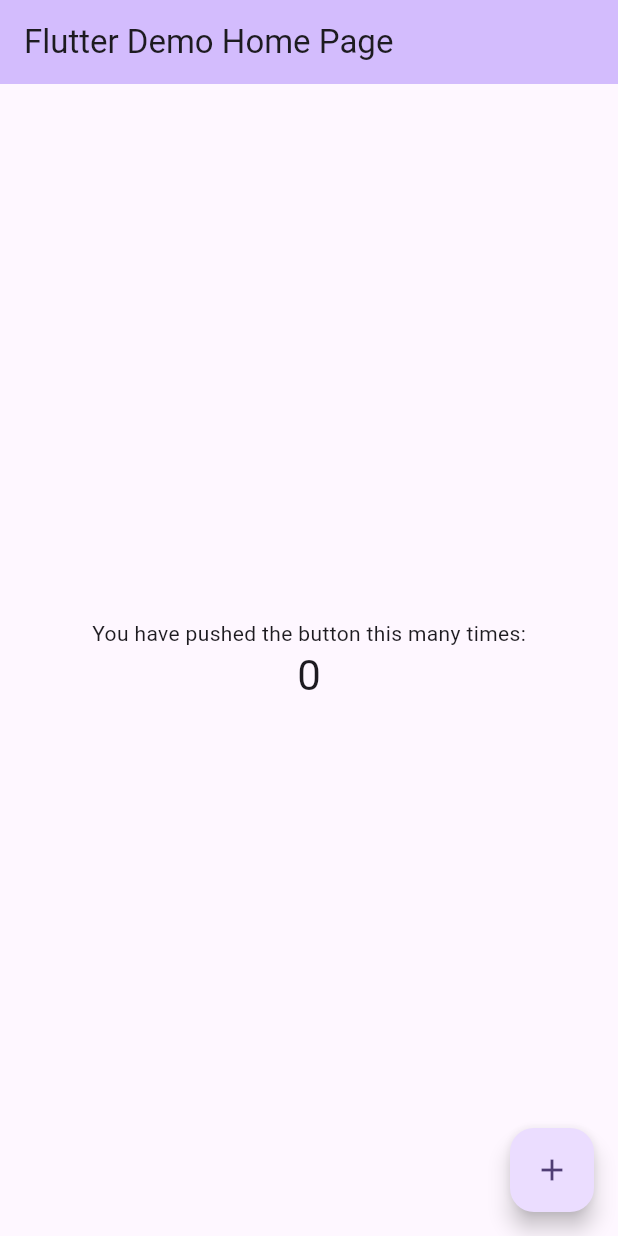
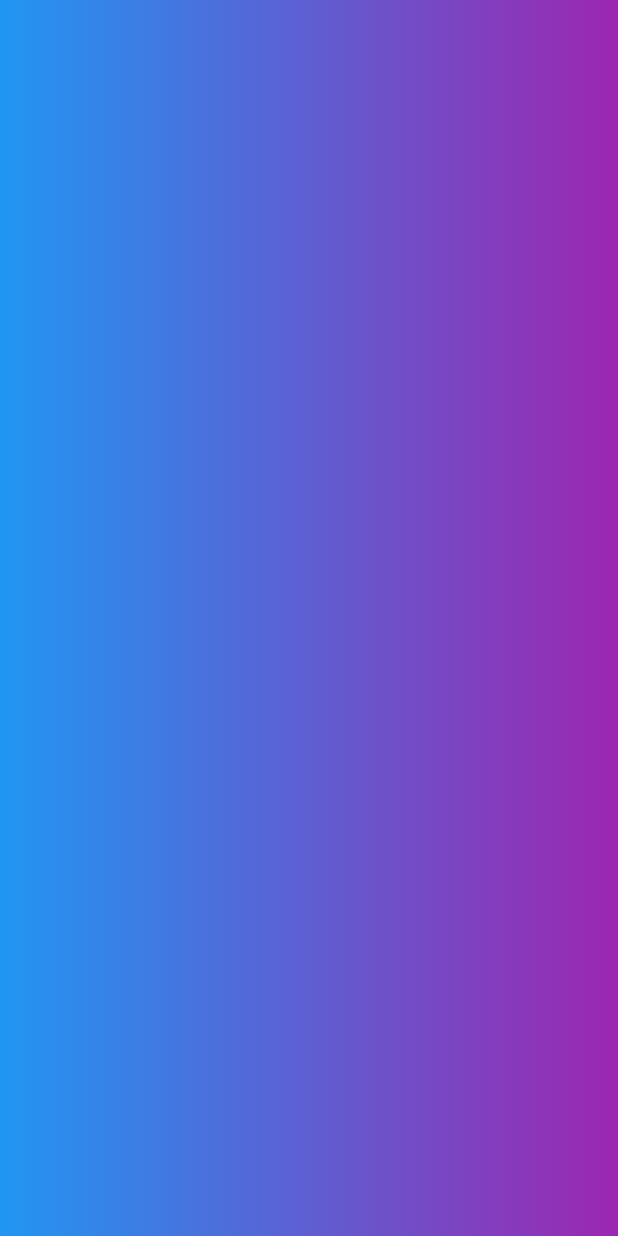
Before and after one commit to chiizka/PicSee-flutter, a Flutter app: the screen it shows after launch, on a phone screen of 412 x 824 dp. Run offline on Flutter 3.47's test engine with Material 2 defaults, Android fonts, the light colour scheme and no system bars.

Commit message:
Splash Screen

```diff
--- a/lib/main.dart
+++ b/lib/main.dart
@@ -1,4 +1,5 @@
 import 'package:flutter/material.dart';
+import 'package:picsee/splash_screen.dart';
 
 void main() {
   runApp(const MyApp());
@@ -10,116 +11,7 @@ class MyApp extends StatelessWidget {
   // This widget is the root of your application.
   @override
   Widget build(BuildContext context) {
-    return MaterialApp(
-      title: 'Flutter Demo',
-      theme: ThemeData(
-        // This is the theme of your application.
-        //
-        // TRY THIS: Try running your application with "flutter run". You'll see
-        // the application has a blue toolbar. Then, without quitting the app,
-        // try changing the seedColor in the colorScheme below to Colors.green
-        // and then invoke "hot reload" (save your changes or press the "hot
-        // reload" button in a Flutter-supported IDE, or press "r" if you used
-        // the command line to start the app).
-        //
-        // Notice that the counter didn't reset back to zero; the application
-        // state is not lost during the reload. To reset the state, use hot
-        // restart instead.
-        //
-        // This works for code too, not just values: Most code changes can be
-        // tested with just a hot reload.
-        colorScheme: ColorScheme.fromSeed(seedColor: Colors.deepPurple),
-        useMaterial3: true,
-      ),
-      home: const MyHomePage(title: 'Flutter Demo Home Page'),
-    );
+    return const MaterialApp(
+        debugShowCheckedModeBanner: false, home: SplashScreen());
   }
 }
-
-class MyHomePage extends StatefulWidget {
-  const MyHomePage({super.key, required this.title});
-
-  // This widget is the home page of your application. It is stateful, meaning
-  // that it has a State object (defined below) that contains fields that affect
-  // how it looks.
-
-  // This class is the configuration for the state. It holds the values (in this
-  // case the title) provided by the parent (in this case the App widget) and
-  // used by the build method of the State. Fields in a Widget subclass are
-  // always marked "final".
-
-  final String title;
-
-  @override
-  State<MyHomePage> createState() => _MyHomePageState();
-}
-
-class _MyHomePageState extends State<MyHomePage> {
-  int _counter = 0;
-
-  void _incrementCounter() {
-    setState(() {
-      // This call to setState tells the Flutter framework that something has
-      // changed in this State, which causes it to rerun the build method below
-      // so that the display can reflect the updated values. If we changed
-      // _counter without calling setState(), then the build method would not be
-      // called again, and so nothing would appear to happen.
-      _counter++;
-    });
-  }
-
-  @override
-  Widget build(BuildContext context) {
-    // This method is rerun every time setState is called, for instance as done
-    // by the _incrementCounter method above.
-    //
-    // The Flutter framework has been optimized to make rerunning build methods
-    // fast, so that you can just rebuild anything that needs updating rather
-    // than having to individually change instances of widgets.
-    return Scaffold(
-      appBar: AppBar(
-        // TRY THIS: Try changing the color here to a specific color (to
-        // Colors.amber, perhaps?) and trigger a hot reload to see the AppBar
-        // change color while the other colors stay the same.
-        backgroundColor: Theme.of(context).colorScheme.inversePrimary,
-        // Here we take the value from the MyHomePage object that was created by
-        // the App.build method, and use it to set our appbar title.
-        title: Text(widget.title),
-      ),
-      body: Center(
-        // Center is a layout widget. It takes a single child and positions it
-        // in the middle of the parent.
-        child: Column(
-          // Column is also a layout widget. It takes a list of children and
-          // arranges them vertically. By default, it sizes itself to fit its
-          // children horizontally, and tries to be as tall as its parent.
-          //
-          // Column has various properties to control how it sizes itself and
-          // how it positions its children. Here we use mainAxisAlignment to
-          // center the children vertically; the main axis here is the vertical
-          // axis because Columns are vertical (the cross axis would be
-          // horizontal).
-          //
-          // TRY THIS: Invoke "debug painting" (choose the "Toggle Debug Paint"
-          // action in the IDE, or press "p" in the console), to see the
-          // wireframe for each widget.
-          mainAxisAlignment: MainAxisAlignment.center,
-          children: <Widget>[
-            const Text(
-              'You have pushed the button this many times:',
-            ),
-            Text(
-              '$_counter',
-              style: Theme.of(context).textTheme.headlineMedium,
-            ),
-          ],
-        ),
-      ),
-      floatingActionButton: FloatingActionButton(
-        onPressed: _incrementCounter,
-        tooltip: 'Increment',
-        child: const Icon(Icons.add),
-      ), // This trailing comma makes auto-formatting nicer for build methods.
-    );
-  }
-}
--- /dev/null
+++ b/lib/splash_screen.dart
@@ -0,0 +1,20 @@
+import "package:flutter/material.dart";
+
+class SplashScreen extends StatefulWidget {
+  const SplashScreen({super.key});
+
+  @override
+  State<SplashScreen> createState() => _SplashScreenState();
+}
+
+class _SplashScreenState extends State<SplashScreen> {
+  @override
+  Widget build(BuildContext context) {
+    return Scaffold(
+      body: Container(
+        decoration: const BoxDecoration(
+            gradient: LinearGradient(colors: [Colors.blue, Colors.purple])),
+      ),
+    );
+  }
+}
```
